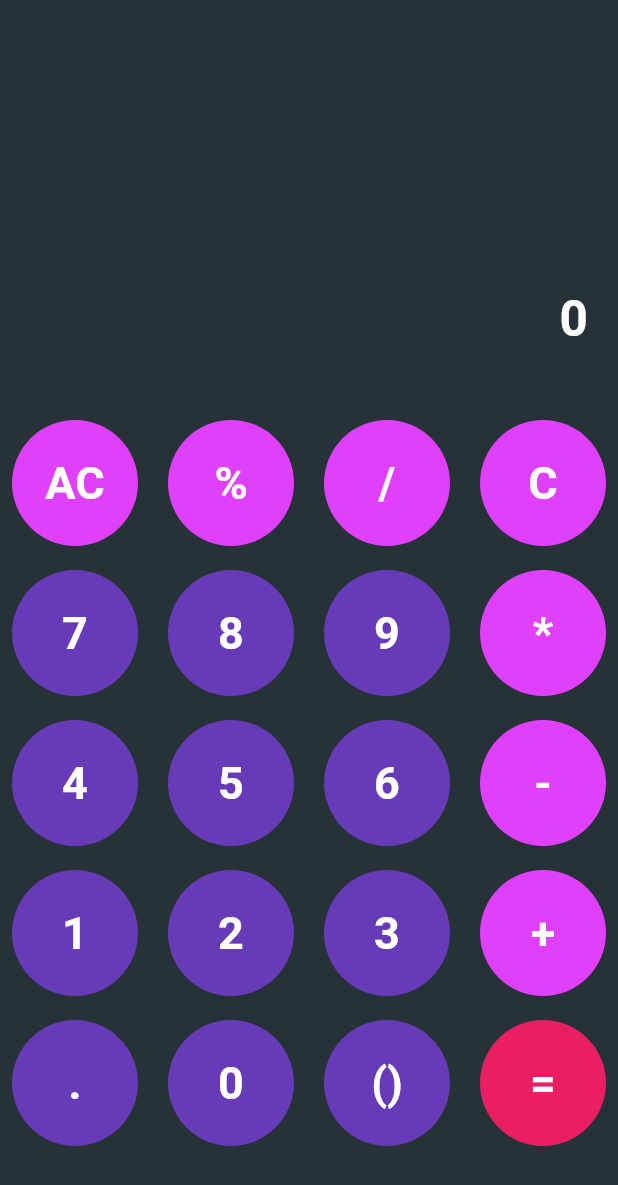
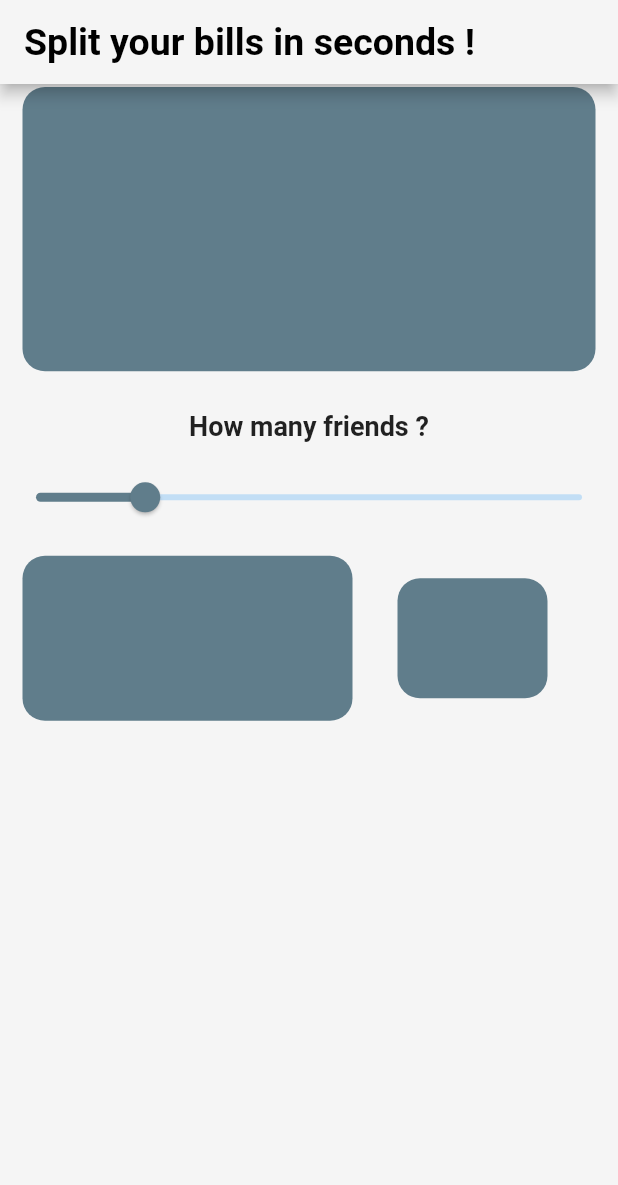
Before and after one commit to KavyaParengal/Login_and_SignUp_Page_Design, a Flutter app: the screen it shows after launch, on a phone screen of 412 x 824 dp. Shown: the top 1185 px of the screen. Run offline on Flutter 3.47's test engine with Material 2 defaults, Android fonts, the phone set to English and light mode, and no system bars; Roboto replaces fonts that are missing (BacasimeAntique).

Commit message:
second commit

```diff
--- a/lib/main.dart
+++ b/lib/main.dart
@@ -1,5 +1,6 @@
 import 'package:flutter/material.dart';
 import 'package:task/calculator.dart';
+import 'package:task/split.dart';
 import 'package:task/welcome.dart';
 
 void main() {
@@ -16,9 +17,10 @@ class MyApp extends StatelessWidget {
       title: 'Flutter Demo',
       theme: ThemeData(
         primarySwatch: Colors.blue,
+        fontFamily: 'BacasimeAntique',
       ),
       debugShowCheckedModeBanner: false,
-      home: Calculator(),
+      home: Split(),
     );
   }
 }
--- /dev/null
+++ b/lib/split.dart
@@ -0,0 +1,89 @@
+
+import 'package:flutter/material.dart';
+
+class Split extends StatefulWidget {
+  const Split({Key? key}) : super(key: key);
+
+  @override
+  State<Split> createState() => _SplitState();
+}
+
+class _SplitState extends State<Split> {
+
+  double _value = 20;
+
+  @override
+  Widget build(BuildContext context) {
+    return Scaffold(
+      backgroundColor: Colors.grey[100],
+      appBar: AppBar(
+        backgroundColor: Colors.grey[100],
+        title: Text('Split your bills in seconds !',style: TextStyle(
+          color: Colors.black,
+          fontSize: 25,
+          fontWeight: FontWeight.bold,
+        ),),
+      ),
+      body: Column(
+        children: [
+          Padding(
+            padding: const EdgeInsets.only(left: 15,right: 15,top: 2),
+            child: Container(
+              //color: Colors.blueGrey,
+                height: (MediaQuery.of(context).size.height * 0.23),
+              decoration: BoxDecoration(
+                borderRadius: BorderRadius.all(Radius.circular(15),),
+                color: Colors.blueGrey,
+              ),
+            ),
+          ),
+          SizedBox(height: 26,),
+          Text('How many friends ?',style: TextStyle(
+            fontWeight: FontWeight.bold,
+            fontSize: 18
+          ),),
+          SizedBox(height: 13,),
+          Slider(
+            min: 0,
+              max: 100,activeColor: Colors.blueGrey,
+              value: _value,
+              onChanged: (value){
+                setState(() {
+                  _value = value;
+                });
+              }
+          ),
+          SizedBox(height: 13,),
+          Row(
+            children: [
+              Padding(
+                padding: const EdgeInsets.only(left: 15,right: 15,top: 2),
+                child: Container(
+                  height: 110,
+                  width: 220,
+                  decoration: BoxDecoration(
+                    borderRadius: BorderRadius.all(Radius.circular(15),),
+                    color: Colors.blueGrey,
+                  ),
+                ),
+              ),
+              Padding(
+                padding: const EdgeInsets.only(left: 15,right: 15,top: 2),
+                child: Container(
+                  height: 80,
+                  width: 100,
+                  decoration: BoxDecoration(
+                    borderRadius: BorderRadius.all(Radius.circular(15),),
+                    color: Colors.blueGrey,
+                  ),
+                  //child: Text('Tax %'),
+                ),
+              )
+            ],
+          ),
+
+        ],
+      ),
+    );
+  }
+}
```
Also changed, not shown: lib/calculator.dart (+21 -17 lines), pubspec.yaml (+5 -6 lines).
